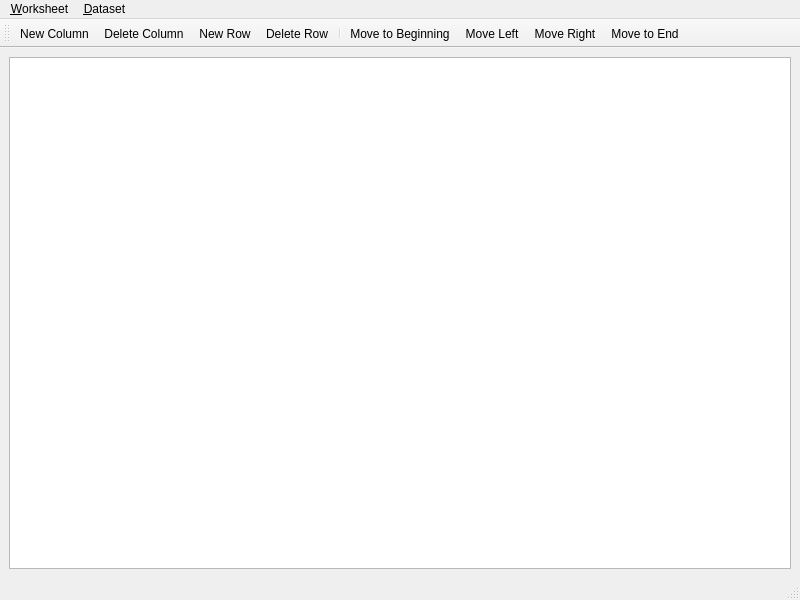
First picture: the form in branches/split/grafity/resources/worksheet.ui, repository BackupTheBerlios/grafity-svn, before the edit.
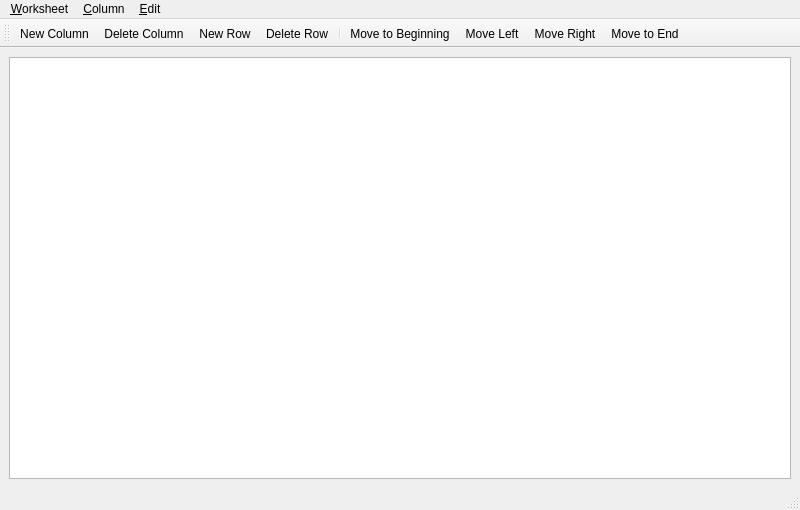
Second picture: the form after the edit. Icons and pictures are not drawn.

Patch:
```diff
--- a/branches/split/grafity/resources/worksheet.ui
+++ b/branches/split/grafity/resources/worksheet.ui
@@ -9,7 +9,7 @@
     <x>0</x>
     <y>0</y>
     <width>800</width>
-    <height>600</height>
+    <height>510</height>
    </rect>
   </property>
   <property name="windowTitle" >
@@ -38,29 +38,50 @@
      <x>0</x>
      <y>0</y>
      <width>800</width>
-     <height>29</height>
+     <height>31</height>
     </rect>
    </property>
-   <widget class="QMenu" name="menu_Dataset" >
-    <property name="title" >
-     <string>&amp;Dataset</string>
-    </property>
-   </widget>
    <widget class="QMenu" name="menu_Worksheet" >
     <property name="title" >
      <string>&amp;Worksheet</string>
     </property>
+    <addaction name="actionNew_Column" />
+    <addaction name="actionDelete_Column" />
+    <addaction name="separator" />
+    <addaction name="actionNew_Row" />
+    <addaction name="actionDelete_Row" />
+    <addaction name="separator" />
+    <addaction name="actionTranspose" />
+   </widget>
+   <widget class="QMenu" name="menu_Dataset" >
+    <property name="title" >
+     <string>&amp;Column</string>
+    </property>
+    <addaction name="actionMove_to_Beginning" />
+    <addaction name="actionMove_Left" />
+    <addaction name="actionMove_Right" />
+    <addaction name="actionMove_to_End" />
+   </widget>
+   <widget class="QMenu" name="menu_Edit" >
+    <property name="title" >
+     <string>&amp;Edit</string>
+    </property>
+    <addaction name="action_Cut" />
+    <addaction name="action_Copy" />
+    <addaction name="action_Paste" />
+    <addaction name="action_Delete" />
    </widget>
    <addaction name="menu_Worksheet" />
    <addaction name="menu_Dataset" />
+   <addaction name="menu_Edit" />
   </widget>
   <widget class="QStatusBar" name="statusbar" >
    <property name="geometry" >
     <rect>
      <x>0</x>
-     <y>578</y>
+     <y>486</y>
      <width>800</width>
-     <height>22</height>
+     <height>24</height>
     </rect>
    </property>
   </widget>
```
Left out of the diff: 20 changed lines with no effect on the pictures.
